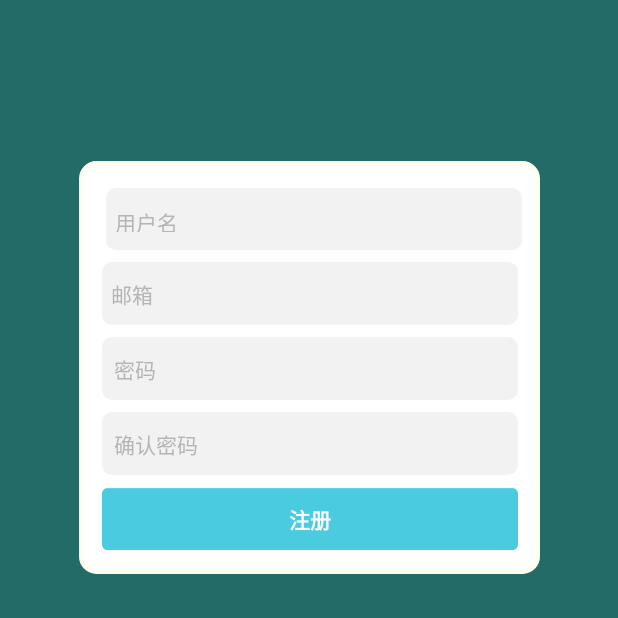
After one commit to PluckySaltyfish/Tree, an Android app: the Register screen opened directly, with no data from a screen before it, on a phone screen of 412 x 824 dp, the top half of it. The commit adds this screen. Run offline under Robolectric (Android 15) with nearby library versions, the phone set to English and light mode, and no system bars; Roboto replaces fonts that are not available here.

Commit message:
Register page

```diff
--- a/app/src/main/AndroidManifest.xml
+++ b/app/src/main/AndroidManifest.xml
@@ -24,6 +24,9 @@
         <activity android:name=".Login2Activity">
 
         </activity>
+        <activity android:name=".Register">
+
+        </activity>
 
         <provider
             android:name="android.support.v4.content.FileProvider"
--- a/app/src/main/java/com/example/plucky/mytree/LoginActivity.java
+++ b/app/src/main/java/com/example/plucky/mytree/LoginActivity.java
@@ -44,7 +44,9 @@ public class LoginActivity extends AppCompatActivity {
         sign_up_button.setOnClickListener(new View.OnClickListener() {
             @Override
             public void onClick(View view) {
-                SendMailUtil.send("1828151761@qq.com");
+                //SendMailUtil.send("1828151761@qq.com");
+                Intent j = new Intent(LoginActivity.this, Register.class);
+                startActivity(j);
             }
         });
     }
--- /dev/null
+++ b/app/src/main/java/com/example/plucky/mytree/Register.java
@@ -0,0 +1,54 @@
+package com.example.plucky.mytree;
+
+import android.graphics.Color;
+import android.os.Build;
+import android.os.Bundle;
+import android.support.v7.app.AppCompatActivity;
+import android.view.View;
+import android.widget.Button;
+import android.widget.EditText;
+import android.widget.Toast;
+
+/**
+ * Created by Administrator on 2018/2/8.
+ */
+
+public class Register extends AppCompatActivity {
+
+    private  EditText psw;
+    private  EditText vpsw;
+    private Button buttonreg;
+
+    @Override
+    protected void onCreate(Bundle savedInstanceState) {
+        super.onCreate(savedInstanceState);
+        setContentView(R.layout.activity_register);
+        if (Build.VERSION.SDK_INT >= 21) {
+            View decorView =getWindow().getDecorView();
+            int option = View.SYSTEM_UI_FLAG_LAYOUT_HIDE_NAVIGATION
+                    | View.SYSTEM_UI_FLAG_LAYOUT_FULLSCREEN
+                    | View.SYSTEM_UI_FLAG_LAYOUT_STABLE;
+            decorView.setSystemUiVisibility(option);
+            getWindow().setNavigationBarColor(Color.TRANSPARENT);
+            getWindow().setStatusBarColor(Color.TRANSPARENT);
+        }
+
+        psw=(EditText) findViewById(R.id.editpsw);
+        vpsw=(EditText) findViewById(R.id.verifypd);
+
+
+        buttonreg=(Button) findViewById(R.id.buttonregister);
+        buttonreg.setOnClickListener(new View.OnClickListener() {
+            @Override
+            public void onClick(View v) {
+                if(vpsw.getText().toString().equals(psw.getText().toString())){
+                    Toast.makeText(Register.this, "password confirmed", Toast.LENGTH_SHORT).show();
+                }
+                else{
+                    Toast.makeText(Register.this, "password mismatch", Toast.LENGTH_SHORT).show();
+                }
+                //SendMailUtil.send("1828151761@qq.com");
+            }
+        });
+    }
+}
--- /dev/null
+++ b/app/src/main/res/drawable/register_button.xml
@@ -0,0 +1,5 @@
+<?xml version="1.0" encoding="utf-8"?>
+<selector xmlns:android="http://schemas.android.com/apk/res/android">
+    <item android:drawable="@drawable/btn" android:state_pressed="false"/>
+    <item android:drawable="@drawable/btn_pressed" android:state_pressed="true"/>
+</selector>
--- a/app/src/main/res/layout/activity_login2.xml
+++ b/app/src/main/res/layout/activity_login2.xml
@@ -138,7 +138,7 @@
         app:layout_constraintVertical_bias="0.0"/>
 
     <TextView
-        android:id="@+id/user1"
+        android:id="@+id/username"
         android:layout_width="wrap_content"
         android:layout_height="17dp"
         android:layout_marginBottom="8dp"
@@ -203,7 +203,7 @@
         app:layout_constraintBottom_toBottomOf="@+id/text1"
         app:layout_constraintEnd_toEndOf="@+id/text1"
         app:layout_constraintHorizontal_bias="0.0"
-        app:layout_constraintStart_toEndOf="@+id/user1"
+        app:layout_constraintStart_toEndOf="@+id/username"
         app:layout_constraintTop_toTopOf="@+id/text1"
         app:layout_constraintVertical_bias="0.0"
         tools:ignore="RtlCompat"/>
--- /dev/null
+++ b/app/src/main/res/layout/activity_register.xml
@@ -0,0 +1,237 @@
+<?xml version="1.0" encoding="utf-8"?>
+<android.support.constraint.ConstraintLayout
+    xmlns:android="http://schemas.android.com/apk/res/android"
+    xmlns:app="http://schemas.android.com/apk/res-auto"
+    xmlns:tools="http://schemas.android.com/tools"
+    android:layout_width="match_parent"
+    android:layout_height="match_parent"
+    android:background="@color/dark_green"
+    tools:context="com.example.plucky.mytree.Login2Activity"
+    tools:ignore="ExtraText"
+    tools:layout_editor_absoluteY="25dp">
+
+    <TextView
+        android:id="@+id/textbackground"
+        android:layout_width="307dp"
+        android:layout_height="275dp"
+        android:layout_marginBottom="8dp"
+        android:layout_marginEnd="8dp"
+        android:layout_marginStart="8dp"
+        android:background="@drawable/testview_background"
+        android:enabled="false"
+        app:layout_constraintBottom_toBottomOf="parent"
+        app:layout_constraintEnd_toEndOf="parent"
+        app:layout_constraintStart_toStartOf="parent"
+        app:layout_constraintTop_toTopOf="@+id/guideline14"
+        app:layout_constraintVertical_bias="0.0"/>
+
+
+    <android.support.constraint.Guideline
+        android:id="@+id/guideline"
+        android:layout_width="wrap_content"
+        android:layout_height="wrap_content"
+        android:orientation="vertical"
+        app:layout_constraintGuide_percent="0.5"/>
+
+    <TextView
+        android:id="@+id/text1"
+        android:layout_width="277dp"
+        android:layout_height="41dp"
+        android:layout_marginEnd="8dp"
+        android:layout_marginStart="8dp"
+        android:layout_marginTop="18dp"
+        android:background="@drawable/userbackground"
+        android:enabled="false"
+        app:layout_constraintEnd_toEndOf="parent"
+        app:layout_constraintHorizontal_bias="0.15"
+        app:layout_constraintStart_toStartOf="@+id/textbackground"
+        app:layout_constraintTop_toTopOf="@+id/textbackground"/>
+
+    <TextView
+        android:id="@+id/text2"
+        android:layout_width="277dp"
+        android:layout_height="42dp"
+        android:layout_marginEnd="8dp"
+        android:layout_marginStart="8dp"
+        android:layout_marginTop="8dp"
+        android:background="@drawable/userbackground"
+        android:enabled="false"
+        app:layout_constraintEnd_toEndOf="@+id/textbackground"
+        app:layout_constraintStart_toStartOf="@+id/textbackground"
+        app:layout_constraintTop_toBottomOf="@+id/text1"
+        />
+
+    <TextView
+        android:id="@+id/text3"
+        android:layout_width="277dp"
+        android:layout_height="42dp"
+        android:layout_marginTop="8dp"
+        android:background="@drawable/userbackground"
+        android:enabled="false"
+        app:layout_constraintEnd_toEndOf="@+id/textbackground"
+        app:layout_constraintLeft_toLeftOf="parent"
+        app:layout_constraintRight_toRightOf="parent"
+        app:layout_constraintStart_toStartOf="@+id/textbackground"
+        app:layout_constraintTop_toBottomOf="@+id/text2"/>
+
+    <TextView
+        android:id="@+id/text4"
+        android:layout_width="277dp"
+        android:layout_height="42dp"
+        android:layout_marginBottom="8dp"
+        android:layout_marginTop="8dp"
+        android:background="@drawable/userbackground"
+        android:enabled="false"
+        app:layout_constraintBottom_toTopOf="@+id/buttonregister"
+        app:layout_constraintEnd_toEndOf="@+id/textbackground"
+        app:layout_constraintLeft_toLeftOf="parent"
+        app:layout_constraintRight_toRightOf="parent"
+        app:layout_constraintStart_toStartOf="@+id/textbackground"
+        app:layout_constraintTop_toBottomOf="@+id/text3"
+        app:layout_constraintVertical_bias="0.0"/>
+
+    <TextView
+        android:id="@+id/users"
+        android:layout_width="wrap_content"
+        android:layout_height="17dp"
+        android:layout_marginBottom="8dp"
+        android:layout_marginStart="6dp"
+        android:layout_marginTop="8dp"
+        android:text="用户名"
+        android:textColor="@color/hint_word"
+        app:layout_constraintBottom_toBottomOf="@+id/text1"
+        app:layout_constraintStart_toStartOf="@+id/text1"
+        app:layout_constraintTop_toTopOf="@+id/text1"
+        tools:ignore="RtlCompat"/>
+
+    <TextView
+        android:id="@+id/mail"
+        android:layout_width="wrap_content"
+        android:layout_height="wrap_content"
+        android:layout_marginBottom="8dp"
+        android:layout_marginStart="6dp"
+        android:layout_marginTop="8dp"
+        android:text="邮箱"
+        android:textColor="@color/hint_word"
+        app:layout_constraintBottom_toBottomOf="@+id/text2"
+        app:layout_constraintStart_toStartOf="@+id/text2"
+        app:layout_constraintTop_toTopOf="@+id/text2"
+        />
+
+    <TextView
+        android:id="@+id/psword"
+        android:layout_width="wrap_content"
+        android:layout_height="wrap_content"
+        android:layout_marginBottom="8dp"
+        android:layout_marginStart="8dp"
+        android:layout_marginTop="8dp"
+        android:text="密码"
+        android:textColor="@color/hint_word"
+        app:layout_constraintBottom_toBottomOf="@+id/text3"
+        app:layout_constraintStart_toStartOf="@+id/text3"
+        app:layout_constraintTop_toTopOf="@+id/text3"/>
+
+    <TextView
+        android:id="@+id/verifypswd"
+        android:layout_width="wrap_content"
+        android:layout_height="wrap_content"
+        android:layout_marginBottom="8dp"
+        android:layout_marginStart="8dp"
+        android:layout_marginTop="8dp"
+        android:text="确认密码"
+        android:textColor="@color/hint_word"
+        app:layout_constraintBottom_toBottomOf="@+id/text4"
+        app:layout_constraintStart_toStartOf="@+id/text4"
+        app:layout_constraintTop_toTopOf="@+id/text4"/>
+
+    <EditText
+        android:id="@+id/editmail"
+        android:layout_width="225dp"
+        android:layout_height="32dp"
+        android:layout_marginBottom="8dp"
+        android:layout_marginEnd="8dp"
+        android:layout_marginStart="8dp"
+        android:layout_marginTop="8dp"
+        android:background="@null"
+        android:ems="10"
+        android:inputType="textPassword"
+        app:layout_constraintBottom_toBottomOf="@+id/text2"
+        app:layout_constraintEnd_toEndOf="@+id/text2"
+        app:layout_constraintStart_toEndOf="@+id/mail"
+        app:layout_constraintTop_toTopOf="@+id/text2"/>
+
+    <EditText
+        android:id="@+id/edituser"
+        android:layout_width="210dp"
+        android:layout_height="32dp"
+        android:layout_marginBottom="8dp"
+        android:layout_marginEnd="8dp"
+        android:layout_marginStart="8dp"
+        android:layout_marginTop="8dp"
+        android:background="@null"
+        android:ems="10"
+        android:inputType="textPersonName"
+        android:singleLine="false"
+        app:layout_constraintBottom_toBottomOf="@+id/text1"
+        app:layout_constraintEnd_toEndOf="@+id/text1"
+        app:layout_constraintHorizontal_bias="0.14"
+        app:layout_constraintStart_toEndOf="@+id/users"
+        app:layout_constraintTop_toTopOf="@+id/text1"
+        tools:ignore="RtlCompat"/>
+
+    <EditText
+        android:id="@+id/editpsw"
+        android:layout_width="225dp"
+        android:layout_height="32dp"
+        android:layout_marginBottom="8dp"
+        android:layout_marginEnd="8dp"
+        android:layout_marginStart="8dp"
+        android:layout_marginTop="8dp"
+        android:background="@null"
+        android:ems="10"
+        android:inputType="textPassword"
+        app:layout_constraintBottom_toBottomOf="@+id/text3"
+        app:layout_constraintEnd_toEndOf="@+id/text3"
+        app:layout_constraintStart_toEndOf="@+id/psword"
+        app:layout_constraintTop_toTopOf="@+id/text3"/>
+
+    <EditText
+        android:id="@+id/verifypd"
+        android:layout_width="200dp"
+        android:layout_height="32dp"
+        android:layout_marginBottom="8dp"
+        android:layout_marginEnd="8dp"
+        android:layout_marginTop="8dp"
+        android:background="@null"
+        android:ems="10"
+        android:inputType="textPassword"
+        app:layout_constraintBottom_toBottomOf="@+id/text4"
+        app:layout_constraintEnd_toEndOf="@+id/text4"
+        app:layout_constraintTop_toTopOf="@+id/text4"/>
+
+    <Button
+        android:id="@+id/buttonregister"
+        android:layout_width="277dp"
+        android:layout_height="41dp"
+        android:layout_marginBottom="16dp"
+        android:background="@drawable/register_button"
+        android:text="注册"
+        android:textColor="@color/white"
+        android:textStyle="bold"
+        app:layout_constraintBottom_toBottomOf="@+id/textbackground"
+        app:layout_constraintEnd_toEndOf="@+id/textbackground"
+        app:layout_constraintLeft_toLeftOf="parent"
+        app:layout_constraintRight_toRightOf="parent"
+        app:layout_constraintStart_toStartOf="@+id/textbackground"/>
+
+    <android.support.constraint.Guideline
+        android:id="@+id/guideline14"
+        android:layout_width="wrap_content"
+        android:layout_height="wrap_content"
+        android:orientation="horizontal"
+        app:layout_constraintGuide_percent="0.13"/>
+
+
+
+
+</android.support.constraint.ConstraintLayout>
```
Also changed, not shown: app/src/main/res/drawable/btn.png (added), app/src/main/res/drawable/btn_pressed.png (added).
